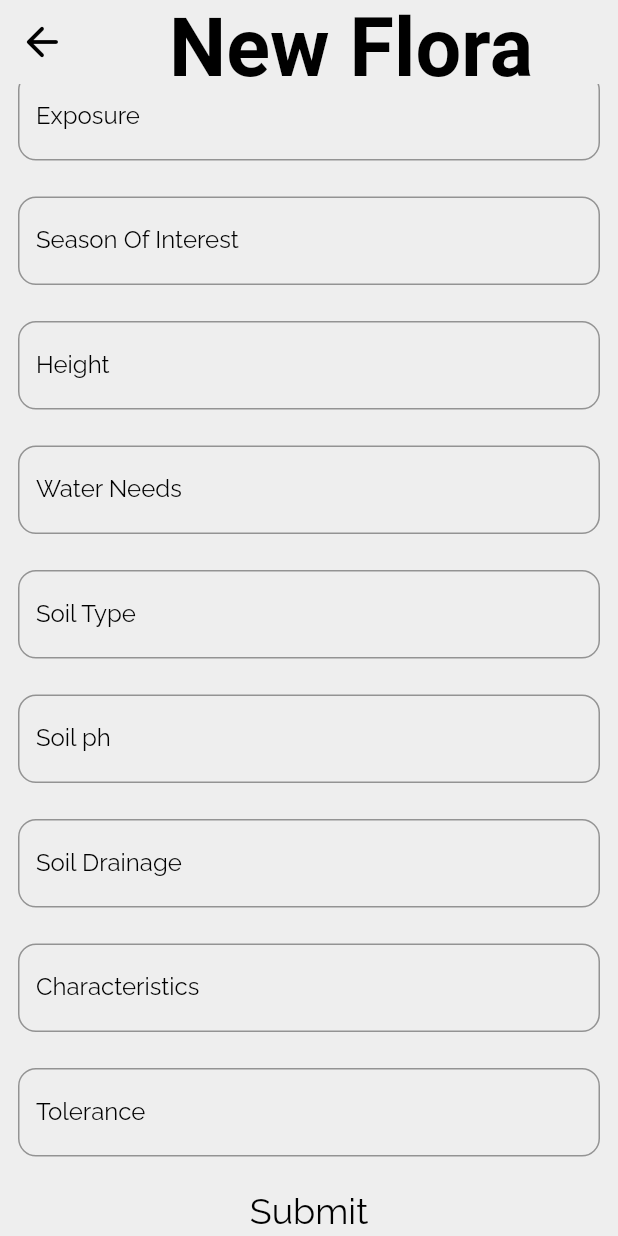
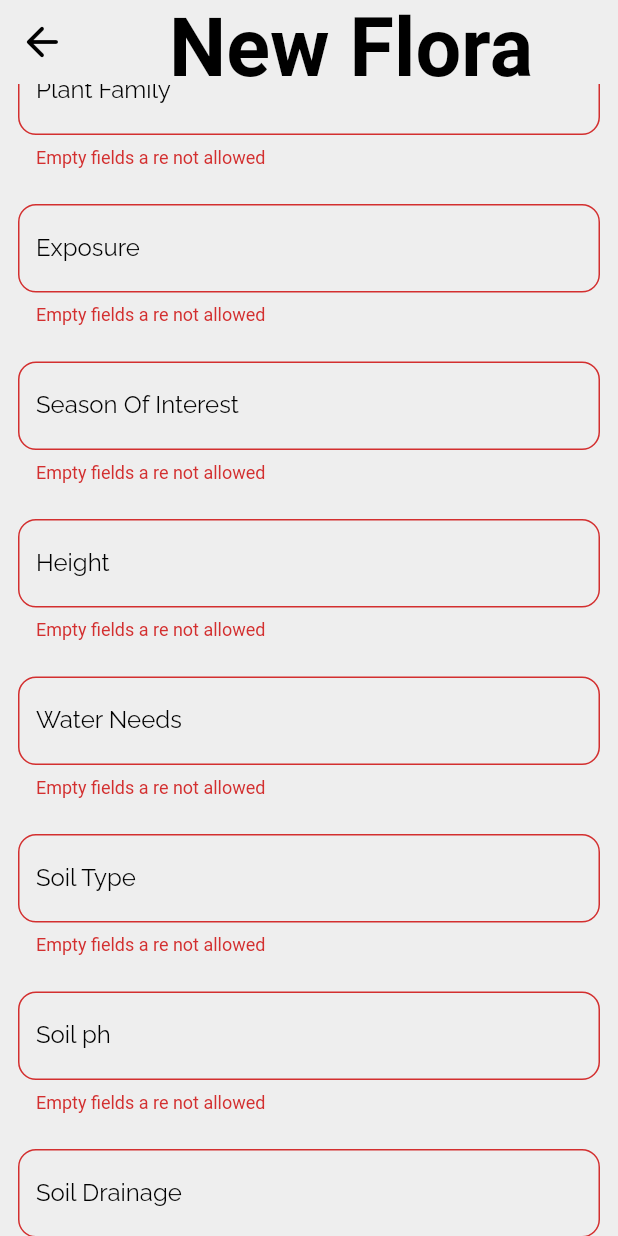
Before and after one commit to LambdaIITH/prakriti-app, a Flutter app: the AddFloraPage screen opened directly, scrolled down 576 dp, after a tap on "Submit", on a phone screen of 412 x 824 dp. Run offline on Flutter 3.47's test engine with Material 2 defaults, Android fonts, the phone set to English and light mode, and no system bars; our stand-ins replace cloud_firestore, firebase_auth, firebase_core, firebase_storage, flutter_neumorphic, google_fonts and 2 more; accounts and stored records are empty.

Commit message:
finished the add flora functionality

```diff
--- a/lib/pages/add_flora_page.dart
+++ b/lib/pages/add_flora_page.dart
@@ -1,8 +1,10 @@
 import 'dart:io';
 
+import 'package:cloud_firestore/cloud_firestore.dart';
+import 'package:firebase_storage/firebase_storage.dart';
 import 'package:flutter_neumorphic/flutter_neumorphic.dart';
-import "package:flutter/material.dart";
 import 'package:image_picker/image_picker.dart';
+import 'package:prakriti_app/models/flora_model.dart';
 import 'package:prakriti_app/theme_data.dart';
 
 class AddFloraPage extends StatefulWidget {
@@ -15,11 +17,55 @@ class AddFloraPage extends StatefulWidget {
 class _AddFloraPageState extends State<AddFloraPage> {
   final _formKey = GlobalKey<FormState>();
   XFile? file;
+  String commonName = "";
+  String scientificName = "";
+  String plantType = "";
+  String plantFamily = "";
+  String exposure = "";
+  String seasonOfInterest = "";
+  String height = "";
+  String width = "";
+  String waterNeeds = "";
+  String soilType = "";
+  String soilPh = "";
+  String soilDrainage = "";
+  String characteristics = "";
+  String tolerance = "";
+  String imgUrl = "";
 
   Widget fieldWidget(String hint) {
     return Container(
       padding: const EdgeInsets.all(12),
       child: TextFormField(
+        onSaved: ((newValue) {
+          if (hint == "Common Name") {
+            commonName = newValue!;
+          } else if (hint == "Scientific Name") {
+            scientificName = newValue!;
+          } else if (hint == "Plant Type") {
+            plantType = newValue!;
+          } else if (hint == "Plant Family") {
+            plantFamily = newValue!;
+          } else if (hint == "Exposure") {
+            exposure = newValue!;
+          } else if (hint == "Season Of Interest") {
+            seasonOfInterest = newValue!;
+          } else if (hint == "Height") {
+            height = newValue!;
+          } else if (hint == "Water Needs") {
+            waterNeeds = newValue!;
+          } else if (hint == "Soil Type") {
+            soilType = newValue!;
+          } else if (hint == "Soil ph") {
+            soilPh = newValue!;
+          } else if (hint == "Soil Drainage") {
+            soilDrainage = newValue!;
+          } else if (hint == "Characteristics") {
+            characteristics = newValue!;
+          } else if (hint == "Tolerance") {
+            tolerance = newValue!;
+          }
+        }),
         validator: (value) {
           if (value == null || value.isEmpty) {
             return "Empty fields a re not allowed";
@@ -158,7 +204,63 @@ class _AddFloraPageState extends State<AddFloraPage> {
               SizedBox(
                 width: double.infinity,
                 child: TextButton(
-                  onPressed: (() {}),
+                  onPressed: (() async {
+                    if (_formKey.currentState!.validate() && file != null) {
+                      _formKey.currentState!.save();
+                      FloraModal newFlora = FloraModal(
+                        characteristics: characteristics,
+                        commonName: commonName,
+                        exposure: exposure,
+                        height: height,
+                        imgUrl: imgUrl,
+                        plantFamily: plantFamily,
+                        plantType: plantType,
+                        scientificName: scientificName,
+                        seasonOfInterest: seasonOfInterest,
+                        soilDrainage: soilDrainage,
+                        soilPh: soilPh,
+                        soilType: soilType,
+                        tolerance: tolerance,
+                        waterNeeds: waterNeeds,
+                        width: width,
+                      );
+                      Reference refRoot = FirebaseStorage.instance.ref();
+                      Reference refImgToUpload =
+                          refRoot.child(newFlora.scientificName);
+
+                      try {
+                        await refImgToUpload.putFile(File(file!.path));
+                        newFlora.imgUrl = await refImgToUpload.getDownloadURL();
+                        final docRef = await FirebaseFirestore.instance
+                            .collection("flora")
+                            .doc();
+                        await docRef.set(FloraModal.toMap(newFlora));
+
+                        // refImgToUpload
+                        //     .putFile(
+                        //   File(file!.path),
+                        // )
+                        //     .then((p0) {
+                        //   refImgToUpload.getDownloadURL().then((value) {
+                        //     print(value);
+                        //     newFlora.imgUrl = value;
+                        //   });
+                        // }).then((value) {
+                        //   final docRef = FirebaseFirestore.instance
+                        //       .collection("flora")
+                        //       .doc();
+                        //   print(FloraModal.toMap(newFlora));
+                        //   docRef
+                        //       .set(
+                        //         FloraModal.toMap(newFlora),
+                        //       )
+                        //       .then((value) => Navigator.pop(context));
+                        // });
+                      } catch (e) {
+                        print("Error : ${e.toString()}");
+                      }
+                    }
+                  }),
                   child: Text(
                     "Submit",
                     style: subtitleFontStyle,
--- a/lib/pages/description_page.dart
+++ b/lib/pages/description_page.dart
@@ -98,7 +98,7 @@ class _DescriptionPageState extends State<DescriptionPage> {
             ),
             InfoPointWidget(
               label: "Height : ",
-              data: "${widget.flora.minHeight}-${widget.flora.maxHeight}m",
+              data: widget.flora.height,
             ),
             InfoPointWidget(
               label: "Water needs : ",
--- a/lib/pages/home_page.dart
+++ b/lib/pages/home_page.dart
@@ -142,6 +142,7 @@ class _HomePageState extends State<HomePage> {
                             const SliverGridDelegateWithFixedCrossAxisCount(
                                 crossAxisCount: 2),
                         itemBuilder: ((context, index) {
+                          print(floraList[index].imgUrl);
                           return GridItemWidget(
                             index: index,
                             commonName: floraList[index].commonName,
```
Also changed, not shown: lib/models/flora_model.dart (+24 -7 lines).
